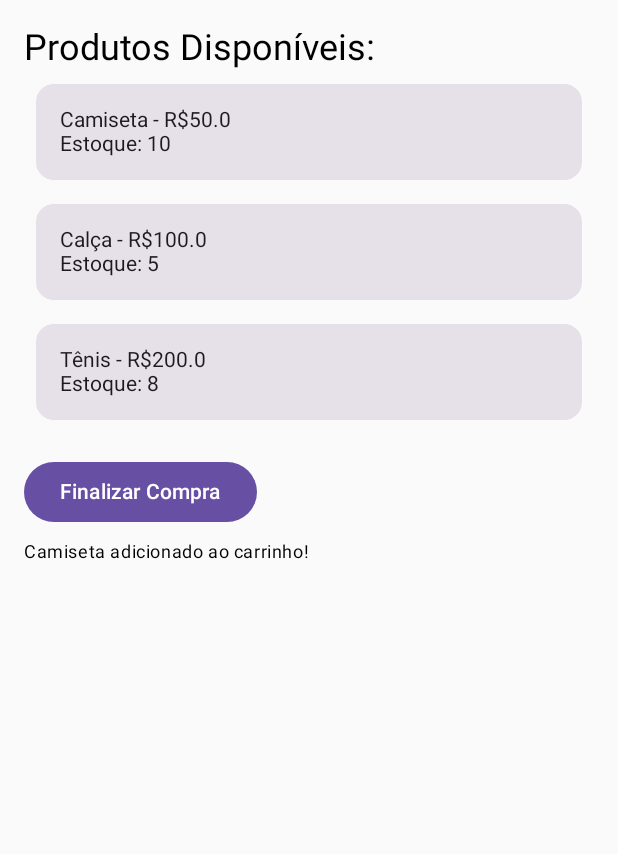
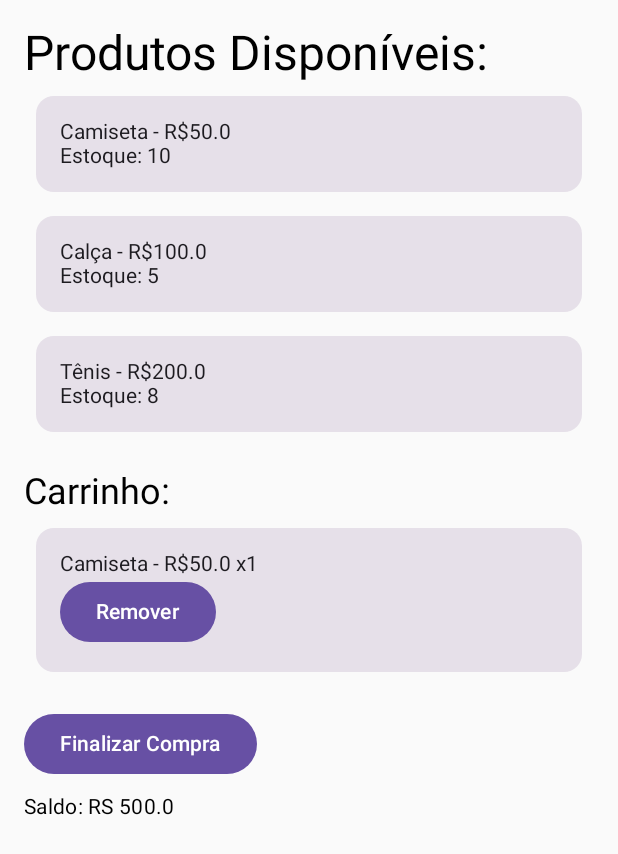
Before and after one commit to RodriMec/ExercicioLoja, an Android app built with Jetpack Compose: the screen it shows after launch (MainActivity), after a tap on an icon or button, on a phone screen of 412 x 824 dp. Shown: the top 854 px of the screen. Run offline under Robolectric (Android 15) with nearby library versions, the phone set to English and light mode, and no system bars; 1 other tap on this screen came first.

Commit message:
Atualização

```diff
--- a/app/src/main/java/com/example/lojarodrigo/MainActivity.kt
+++ b/app/src/main/java/com/example/lojarodrigo/MainActivity.kt
@@ -15,6 +15,7 @@ import androidx.compose.material3.MaterialTheme
 import androidx.compose.material3.Text
 import androidx.compose.runtime.*
 import androidx.compose.ui.Modifier
+import androidx.compose.ui.tooling.preview.Preview
 import androidx.compose.ui.unit.dp
 
 const val TAG = "LojaApp"
@@ -41,32 +42,6 @@ class Cliente(
     }
 }
 
-class CarrinhoDeCompras {
-    val produtos = mutableListOf<Pair<Produto, Int>>()
-
-    fun adicionarProduto(produto: Produto, quantidade: Int) {
-        if (produto.estoque >= quantidade) {
-            produtos.add(produto to quantidade)
-            Log.d(TAG, "${quantidade}x ${produto.nome} adicionado ao carrinho.")
-        } else {
-            Log.d(TAG, "Estoque insuficiente para ${produto.nome}.")
-        }
-    }
-
-    fun removerProduto(produto: Produto) {
-        produtos.removeIf { it.first == produto }
-        Log.d(TAG, "${produto.nome} removido do carrinho.")
-    }
-
-    fun exibirCarrinho() {
-        produtos.forEach { Log.d(TAG, "${it.second}x ${it.first.nome} - R$${it.first.preco}") }
-    }
-
-    fun calcularTotal(): Double {
-        return produtos.sumOf { it.first.preco * it.second }
-    }
-}
-
 class Loja {
     val produtosDisponiveis = mutableListOf(
         Produto(1, "Camiseta", 50.0, 10),
@@ -76,19 +51,6 @@ class Loja {
 
     fun listarProdutos() {
         produtosDisponiveis.forEach { it.exibirDetalhes() }
-    }
-
-    fun finalizarCompra(cliente: Cliente, carrinho: CarrinhoDeCompras) {
-        val total = carrinho.calcularTotal()
-        if (cliente.saldo >= total) {
-            carrinho.produtos.forEach { (produto, quantidade) ->
-                produto.estoque -= quantidade
-            }
-            cliente.saldo -= total
-            Log.d(TAG, "Compra realizada com sucesso!")
-        } else {
-            Log.d(TAG, "Saldo insuficiente!")
-        }
     }
 }
 
@@ -100,21 +62,32 @@ class MainActivity : ComponentActivity() {
         }
     }
 }
-
+@Preview
 @Composable
 fun LojaScreen() {
     val loja = remember { Loja() }
     val cliente = remember { Cliente(1, "Rodrigo", 500.0) }
-    val carrinho = remember { CarrinhoDeCompras() }
+    val carrinho = remember { mutableStateListOf<Pair<Produto, Int>>() }
     var mensagem by remember { mutableStateOf("") }
 
     Column(modifier = Modifier.padding(16.dp)) {
-        Text("Produtos Disponíveis:", style = MaterialTheme.typography.headlineSmall)
+        Text("Produtos Disponíveis:", style = MaterialTheme.typography.headlineLarge)
         LazyColumn {
             items(loja.produtosDisponiveis) { produto ->
                 Card(modifier = Modifier.fillMaxWidth().padding(8.dp).clickable {
-                    carrinho.adicionarProduto(produto, 1)
-                    mensagem = "${produto.nome} adicionado ao carrinho!"
+                    if (produto.estoque > 0) {
+                        val index = carrinho.indexOfFirst { it.first == produto }
+                        if (index >= 0) {
+                            carrinho[index] = carrinho[index].copy(second = carrinho[index].second + 1)
+                        } else {
+                            carrinho.add(produto to 1)
+                        }
+                        produto.estoque--
+                        mensagem = "${produto.nome} adicionado ao carrinho!"
+                        mensagem = "Saldo: RS ${cliente.saldo}"
+                    } else {
+                        mensagem = "Estoque insuficiente para ${produto.nome}!"
+                    }
                 }) {
                     Column(modifier = Modifier.padding(16.dp)) {
                         Text("${produto.nome} - R$${produto.preco}")
@@ -124,13 +97,42 @@ fun LojaScreen() {
             }
         }
         Spacer(modifier = Modifier.height(16.dp))
+        Text("Carrinho:", style = MaterialTheme.typography.headlineSmall)
+        LazyColumn {
+            items(carrinho) { (produto, quantidade) ->
+                Card(modifier = Modifier.fillMaxWidth().padding(8.dp)) {
+                    Column(modifier = Modifier.padding(16.dp)) {
+                        Text("${produto.nome} - R$${produto.preco} x$quantidade")
+                        Button(onClick = {
+                            if (quantidade > 1) {
+                                val index = carrinho.indexOfFirst { it.first == produto }
+                                carrinho[index] = produto to (quantidade - 1)
+                            } else {
+                                carrinho.removeIf { it.first == produto }
+                            }
+                            produto.estoque++
+                            mensagem = "${produto.nome} removido do carrinho!"
+                        }) {
+                            Text("Remover")
+                        }
+                    }
+                }
+            }
+        }
+        Spacer(modifier = Modifier.height(16.dp))
         Button(onClick = {
-            loja.finalizarCompra(cliente, carrinho)
-            mensagem = "Compra finalizada! Saldo restante: R$${cliente.saldo}"
+            val total = carrinho.sumOf { it.first.preco * it.second }
+            if (cliente.saldo >= total) {
+                cliente.saldo -= total
+                carrinho.clear()
+                mensagem = "Compra finalizada! Saldo restante: R$${cliente.saldo}"
+            } else {
+                mensagem = "Saldo insuficiente para a compra!"
+            }
         }) {
             Text("Finalizar Compra")
         }
         Spacer(modifier = Modifier.height(8.dp))
-        Text(mensagem, style = MaterialTheme.typography.bodySmall)
+        Text(mensagem, style = MaterialTheme.typography.bodyMedium)
     }
 }
```
